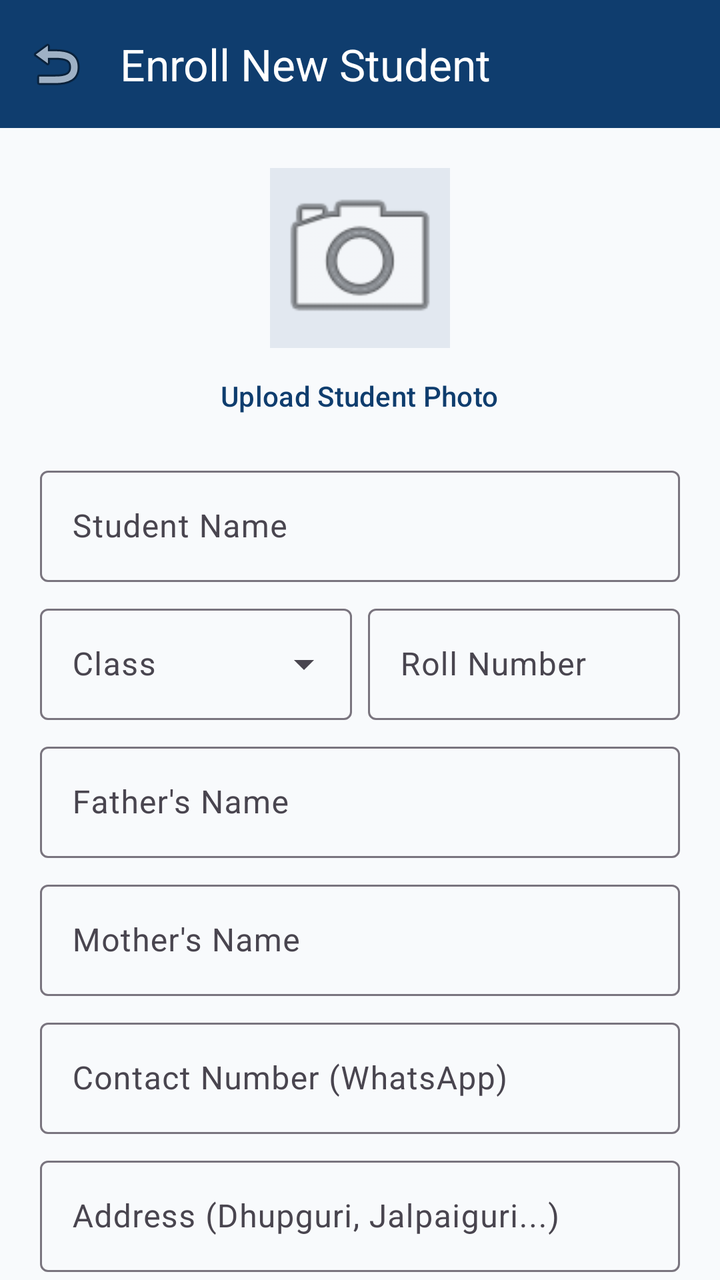
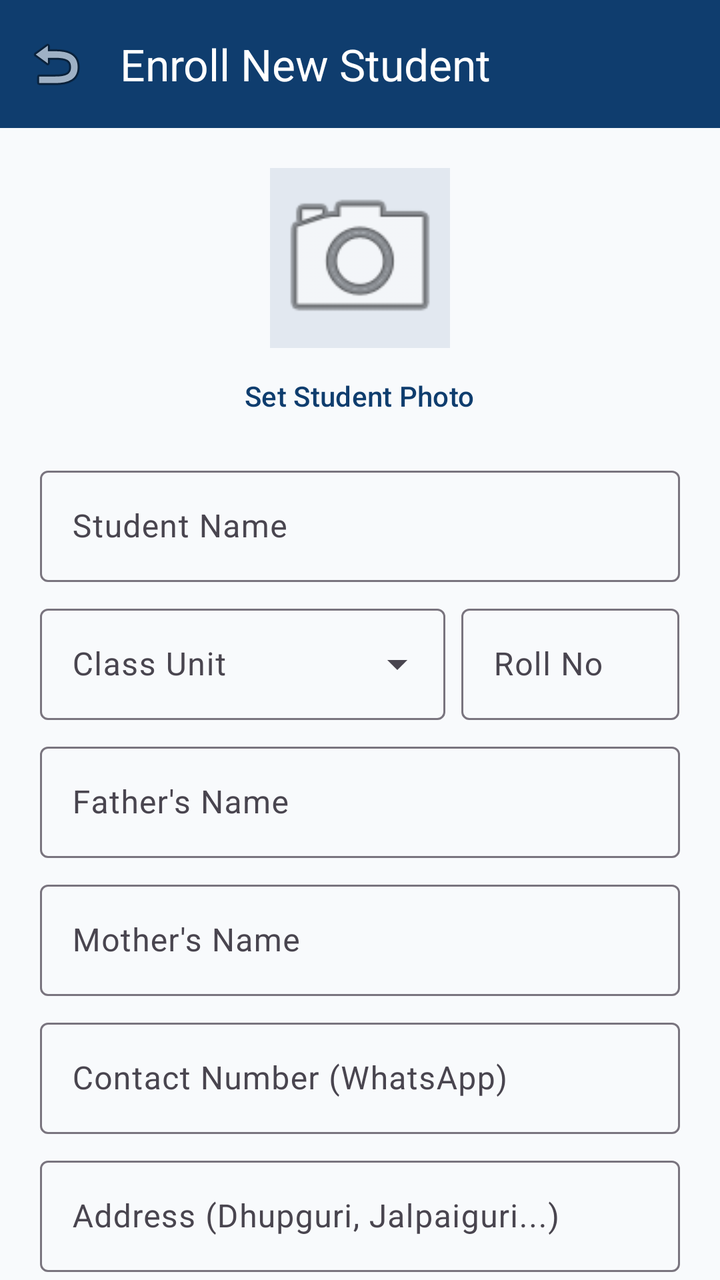

Two renders of the same Android screen: before a commit and after it. Below are the layout's source before the change and the commit's diff.
<!-- AndroidManifest.xml: application theme Theme.SchoolManager -->
<!-- res/layout/activity_add_student.xml -->
<?xml version="1.0" encoding="utf-8"?>
<androidx.coordinatorlayout.widget.CoordinatorLayout
    xmlns:android="http://schemas.android.com/apk/res/android"
    xmlns:app="http://schemas.android.com/apk/res-auto"
    android:layout_width="match_parent"
    android:layout_height="match_parent"
    android:background="#F8FAFC">

    <com.google.android.material.appbar.AppBarLayout
        android:layout_width="match_parent"
        android:layout_height="wrap_content">

        <com.google.android.material.appbar.MaterialToolbar
            android:id="@+id/toolbar"
            android:layout_width="match_parent"
            android:layout_height="?attr/actionBarSize"
            android:background="#0F3D6E"
            app:title="Enroll New Student"
            app:titleTextColor="@android:color/white"
            app:navigationIcon="@android:drawable/ic_menu_revert" />
    </com.google.android.material.appbar.AppBarLayout>

    <androidx.core.widget.NestedScrollView
        android:layout_width="match_parent"
        android:layout_height="match_parent"
        app:layout_behavior="@string/appbar_scrolling_view_behavior">

        <LinearLayout
            android:layout_width="match_parent"
            android:layout_height="wrap_content"
            android:orientation="vertical"
            android:padding="20dp">

            
            <LinearLayout
                android:layout_width="match_parent"
                android:layout_height="wrap_content"
                android:gravity="center"
                android:orientation="vertical">

                <ImageView
                    android:id="@+id/ivStudentPhoto"
                    android:layout_width="90dp"
                    android:layout_height="90dp"
                    android:background="#E2E8F0"
                    android:scaleType="centerCrop"
                    android:src="@android:drawable/ic_menu_camera" />

                <com.google.android.material.button.MaterialButton
                    android:id="@+id/btnUploadPhoto"
                    style="@style/Widget.Material3.Button.TextButton"
                    android:layout_width="wrap_content"
                    android:layout_height="wrap_content"
                    android:text="Upload Student Photo"
                    android:textColor="#0F3D6E" />
            </LinearLayout>

            <com.google.android.material.textfield.TextInputLayout
                style="@style/Widget.Material3.TextInputLayout.OutlinedBox"
                android:layout_width="match_parent"
                android:layout_height="wrap_content"
                android:layout_marginTop="8dp"
                android:hint="Student Name">
                <com.google.android.material.textfield.TextInputEditText
                    android:id="@+id/etStudentName"
                    android:layout_width="match_parent"
                    android:layout_height="wrap_content" />
            </com.google.android.material.textfield.TextInputLayout>

            <LinearLayout
                android:layout_width="match_parent"
                android:layout_height="wrap_content"
                android:layout_marginTop="8dp"
                android:orientation="horizontal">

                <com.google.android.material.textfield.TextInputLayout
                    style="@style/Widget.Material3.TextInputLayout.OutlinedBox.ExposedDropdownMenu"
                    android:layout_width="0dp"
                    android:layout_height="wrap_content"
                    android:layout_weight="1"
                    android:layout_marginEnd="4dp"
                    android:hint="Class">
                    <AutoCompleteTextView
                        android:id="@+id/actvClass"
                        android:layout_width="match_parent"
                        android:layout_height="wrap_content"
                        android:inputType="none" />
                </com.google.android.material.textfield.TextInputLayout>

                <com.google.android.material.textfield.TextInputLayout
                    style="@style/Widget.Material3.TextInputLayout.OutlinedBox"
                    android:layout_width="0dp"
                    android:layout_height="wrap_content"
                    android:layout_weight="1"
                    android:layout_marginStart="4dp"
                    android:hint="Roll Number">
                    <com.google.android.material.textfield.TextInputEditText
                        android:id="@+id/etRollNo"
                        android:layout_width="match_parent"
                        android:layout_height="wrap_content"
                        android:inputType="number" />
                </com.google.android.material.textfield.TextInputLayout>
            </LinearLayout>

            <com.google.android.material.textfield.TextInputLayout
                style="@style/Widget.Material3.TextInputLayout.OutlinedBox"
                android:layout_width="match_parent"
                android:layout_height="wrap_content"
                android:layout_marginTop="8dp"
                android:hint="Father's Name">
                <com.google.android.material.textfield.TextInputEditText
                    android:id="@+id/etFatherName"
                    android:layout_width="match_parent"
                    android:layout_height="wrap_content" />
            </com.google.android.material.textfield.TextInputLayout>

            <com.google.android.material.textfield.TextInputLayout
                style="@style/Widget.Material3.TextInputLayout.OutlinedBox"
                android:layout_width="match_parent"
                android:layout_height="wrap_content"
                android:layout_marginTop="8dp"
                android:hint="Mother's Name">
                <com.google.android.material.textfield.TextInputEditText
                    android:id="@+id/etMotherName"
                    android:layout_width="match_parent"
                    android:layout_height="wrap_content" />
            </com.google.android.material.textfield.TextInputLayout>

            <com.google.android.material.textfield.TextInputLayout
                style="@style/Widget.Material3.TextInputLayout.OutlinedBox"
                android:layout_width="match_parent"
                android:layout_height="wrap_content"
                android:layout_marginTop="8dp"
                android:hint="Contact Number (WhatsApp)">
                <com.google.android.material.textfield.TextInputEditText
                    android:id="@+id/etContactPhone"
                    android:layout_width="match_parent"
                    android:layout_height="wrap_content"
                    android:inputType="phone" />
            </com.google.android.material.textfield.TextInputLayout>

            <com.google.android.material.textfield.TextInputLayout
                style="@style/Widget.Material3.TextInputLayout.OutlinedBox"
                android:layout_width="match_parent"
                android:layout_height="wrap_content"
                android:layout_marginTop="8dp"
                android:hint="Address (Dhupguri, Jalpaiguri...)">
                <com.google.android.material.textfield.TextInputEditText
                    android:id="@+id/etAddress"
                    android:layout_width="match_parent"
                    android:layout_height="wrap_content" />
            </com.google.android.material.textfield.TextInputLayout>

            <com.google.android.material.button.MaterialButton
                android:id="@+id/btnSaveStudent"
                android:layout_width="match_parent"
                android:layout_height="54dp"
                android:layout_marginTop="20dp"
                android:text="Enroll Student"
                android:textStyle="bold"
                app:cornerRadius="12dp"
                app:backgroundTint="#0F3D6E" />

        </LinearLayout>
    </androidx.core.widget.NestedScrollView>
</androidx.coordinatorlayout.widget.CoordinatorLayout>
<!-- resources referenced by this layout -->
<resources>
  <style name="Theme.SchoolManager" parent="Theme.Material3.DayNight.NoActionBar">
          <item name="colorPrimary">#0F3D6E</item>
          <item name="colorOnPrimary">#FFFFFF</item>
          <item name="colorSecondary">#D97706</item>
          <item name="android:statusBarColor">#0F3D6E</item>
          <item name="android:windowLightStatusBar">false</item>
      </style>
</resources>

<!-- the commit's change to res/layout/activity_add_student.xml (unified diff, before → after) -->
@@ -31,7 +31,6 @@
             android:orientation="vertical"
             android:padding="20dp">
 
-            
             <LinearLayout
                 android:layout_width="match_parent"
                 android:layout_height="wrap_content"
@@ -51,7 +50,7 @@
                     style="@style/Widget.Material3.Button.TextButton"
                     android:layout_width="wrap_content"
                     android:layout_height="wrap_content"
-                    android:text="Upload Student Photo"
+                    android:text="Set Student Photo"
                     android:textColor="#0F3D6E" />
             </LinearLayout>
 
@@ -77,9 +76,9 @@
                     style="@style/Widget.Material3.TextInputLayout.OutlinedBox.ExposedDropdownMenu"
                     android:layout_width="0dp"
                     android:layout_height="wrap_content"
-                    android:layout_weight="1"
+                    android:layout_weight="1.3"
                     android:layout_marginEnd="4dp"
-                    android:hint="Class">
+                    android:hint="Class Unit">
                     <AutoCompleteTextView
                         android:id="@+id/actvClass"
                         android:layout_width="match_parent"
@@ -91,9 +90,9 @@
                     style="@style/Widget.Material3.TextInputLayout.OutlinedBox"
                     android:layout_width="0dp"
                     android:layout_height="wrap_content"
-                    android:layout_weight="1"
+                    android:layout_weight="0.7"
                     android:layout_marginStart="4dp"
-                    android:hint="Roll Number">
+                    android:hint="Roll No">
                     <com.google.android.material.textfield.TextInputEditText
                         android:id="@+id/etRollNo"
                         android:layout_width="match_parent"
